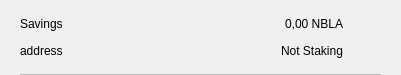
Before: the Qt Designer form src/qt/nebulaproject/forms/csrow.ui in Nebula-Coin/nebula-project-coin, drawn with Qt 5.
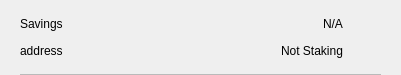
After: the same form once the commit is applied. Icons and pictures are not drawn.

Patch:
```diff
--- a/src/qt/nebulaproject/forms/csrow.ui
+++ b/src/qt/nebulaproject/forms/csrow.ui
@@ -102,7 +102,7 @@
            <item>
             <widget class="QLabel" name="labelAmount">
              <property name="text">
-              <string>0,00 NBLA</string>
+              <string notr="true">N/A</string>
              </property>
             </widget>
            </item>
```
Left out of the diff: 2 changed lines with no effect on the pictures.
